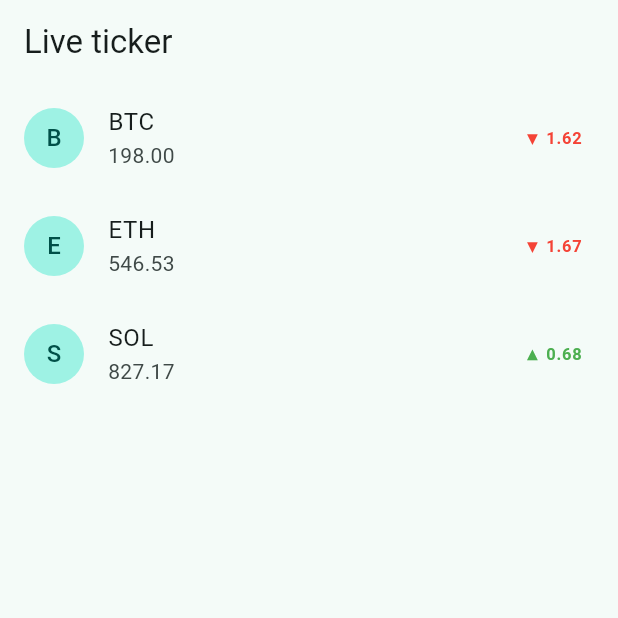
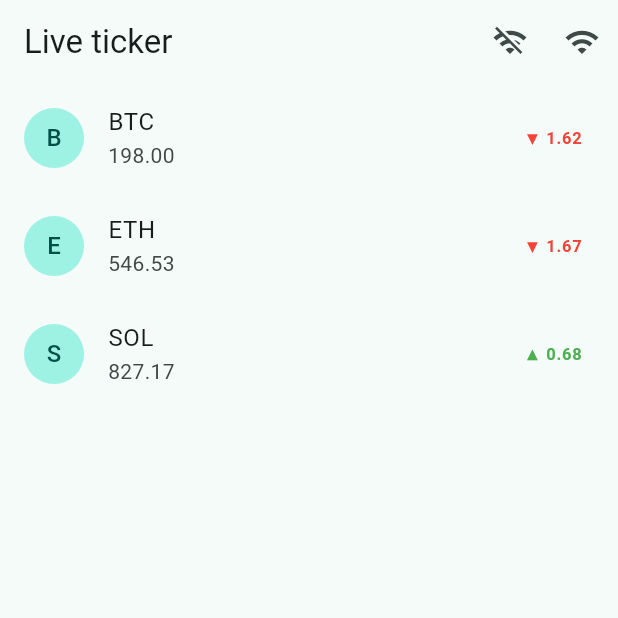
Before and after one commit to stargerpro/mobile_lab6, a Flutter app: the screen it shows after launch, on a phone screen of 412 x 824 dp, the top half of it. Run offline on Flutter 3.47's test engine with Material 3 defaults, Android fonts, the phone set to English and light mode, and no system bars; our stand-ins replace flutter_riverpod.

Commit message:
P4 resilience

```diff
--- a/lib/main.dart
+++ b/lib/main.dart
@@ -1,7 +1,10 @@
 import 'package:flutter/material.dart';
 import 'package:flutter_riverpod/flutter_riverpod.dart';
+
 import 'ticker_page.dart';
+
 void main() => runApp(const ProviderScope(child: TickerApp()));
+
 class TickerApp extends StatelessWidget {
   const TickerApp({super.key});
   @override
--- a/lib/models/tick.dart
+++ b/lib/models/tick.dart
@@ -1,8 +1,13 @@
 class Tick {
-const Tick({required this.symbol, required this.price, required this.change, required this.at});
-final String symbol;
-final double price;
-final double change; // delta vs previous tick
-final DateTime at;
-bool get isUp => change >= 0;
+  const Tick({
+    required this.symbol,
+    required this.price,
+    required this.change,
+    required this.at,
+  });
+  final String symbol;
+  final double price;
+  final double change; // delta vs previous tick
+  final DateTime at;
+  bool get isUp => change >= 0;
 }
--- a/lib/providers/ticker_providers.dart
+++ b/lib/providers/ticker_providers.dart
@@ -1,12 +1,16 @@
 import 'package:flutter_riverpod/flutter_riverpod.dart';
+import 'package:flutter_riverpod/legacy.dart'; // StateProvider lives here in Riverpod 3
+
 import '../models/tick.dart';
 import '../services/tick_feed.dart';
 
+final failAfterProvider = StateProvider<int?>((ref) => null);
+
 final tickFeedProvider = Provider<TickFeed>((ref) {
-  return TickFeed();
+  return TickFeed(failAfter: ref.watch(failAfterProvider));
 });
 
 final tickerProvider = StreamProvider.autoDispose<List<Tick>>(
   (ref) => ref.watch(tickFeedProvider).watch(),
   retry: (_, _) => null,
-  );
+);
--- a/lib/ticker_page.dart
+++ b/lib/ticker_page.dart
@@ -1,5 +1,6 @@
 import 'package:flutter/material.dart';
 import 'package:flutter_riverpod/flutter_riverpod.dart';
+
 import 'providers/ticker_providers.dart';
 import 'widgets/tick_row.dart';
 
@@ -11,14 +12,85 @@ class TickerPage extends ConsumerWidget {
     final ticks = ref.watch(tickerProvider);
 
     return Scaffold(
-      appBar: AppBar(title: const Text('Live ticker')),
+      appBar: AppBar(
+        title: const Text('Live ticker'),
+        actions: [
+          IconButton(
+            tooltip: 'Fail after 5 ticks',
+            icon: const Icon(Icons.wifi_off),
+            onPressed: () => ref.read(failAfterProvider.notifier).state = 5,
+          ),
+          IconButton(
+            tooltip: 'Stop failing',
+            icon: const Icon(Icons.wifi),
+            onPressed: () => ref.read(failAfterProvider.notifier).state = null,
+          ),
+        ],
+      ),
       body: switch (ticks) {
-        AsyncData(value: []) => const Center(child: Text('No symbols subscribed')),
-        AsyncData(value: [final only]) => Center(child: TickRow(only)),
-        AsyncData(:final value) => ListView(
-            children: [for (final t in value) TickRow(t, key: ValueKey(t.symbol))],
+        // Error with stale data: show rows dimmed, banner on top
+        AsyncError(:final error, :final value?) => Column(
+          children: [
+            MaterialBanner(
+              content: Text('Feed error: $error — showing last prices'),
+              actions: [
+                TextButton(
+                  onPressed: () => ref.invalidate(tickerProvider),
+                  child: const Text('Retry'),
+                ),
+              ],
+            ),
+            Expanded(
+              child: Opacity(
+                opacity: 0.5,
+                child: ListView(
+                  children: [
+                    for (final t in value) TickRow(t, key: ValueKey(t.symbol)),
+                  ],
+                ),
+              ),
+            ),
+          ],
+        ),
+        // Error with nothing to show
+        AsyncError(:final error) => Center(
+          child: Column(
+            mainAxisSize: MainAxisSize.min,
+            children: [
+              Text(
+                'Could not load ticker\n$error',
+                textAlign: TextAlign.center,
+              ),
+              const SizedBox(height: 12),
+              FilledButton(
+                onPressed: () => ref.invalidate(tickerProvider),
+                child: const Text('Retry'),
+              ),
+            ],
           ),
-        AsyncError(:final error) => Center(child: Text('Error: $error')),
+        ),
+        // Refresh in progress, keep rows, show thin progress bar
+        AsyncValue(:final value?, isLoading: true) => Column(
+          children: [
+            const LinearProgressIndicator(),
+            Expanded(
+              child: ListView(
+                children: [
+                  for (final t in value) TickRow(t, key: ValueKey(t.symbol)),
+                ],
+              ),
+            ),
+          ],
+        ),
+        AsyncData(:final value) => RefreshIndicator(
+          onRefresh: () => ref.refresh(tickerProvider.future),
+          child: ListView(
+            physics: const AlwaysScrollableScrollPhysics(),
+            children: [
+              for (final t in value) TickRow(t, key: ValueKey(t.symbol)),
+            ],
+          ),
+        ),
         AsyncLoading() => const Center(child: CircularProgressIndicator()),
       },
     );
--- a/lib/widgets/tick_row.dart
+++ b/lib/widgets/tick_row.dart
@@ -1,5 +1,7 @@
 import 'package:flutter/material.dart';
+
 import '../models/tick.dart';
+
 class TickRow extends StatelessWidget {
   const TickRow(this.tick, {super.key});
   final Tick tick;
```
Also changed, not shown: lib/services/tick_feed.dart (+13 -2 lines), 1 other file. Lines whose indentation alone changed are shown as unchanged.
